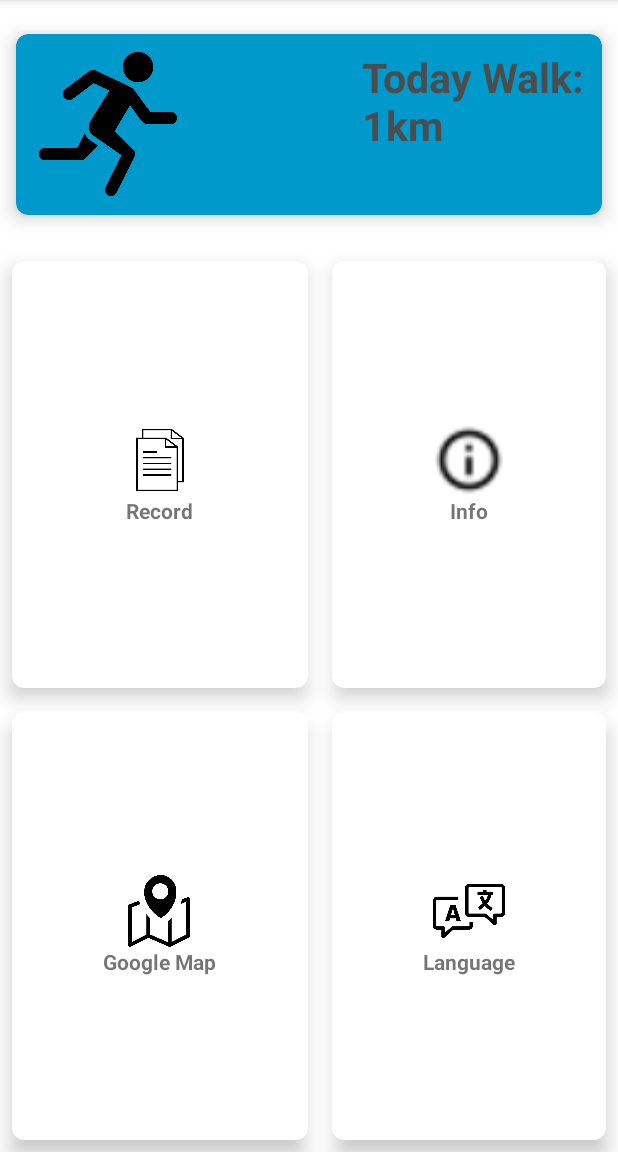
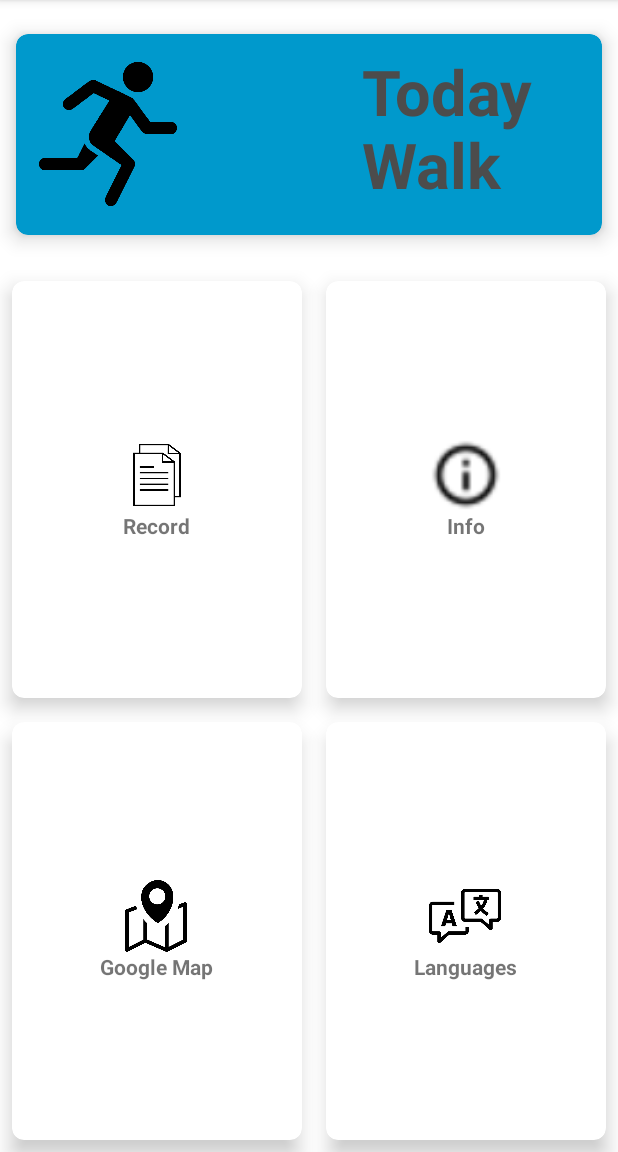
Before and after one commit to yuenyuenyuen/WalkCountingApp, an Android app: the screen it shows after launch (MainActivity), on a phone screen of 412 x 824 dp, the part 84-1236 px from its top. Run offline under Robolectric (Android 15) with nearby library versions, the phone set to English and light mode, and no system bars.

Commit message:
CHANGE LANG1

```diff
--- a/app/src/main/res/layout/activity_main.xml
+++ b/app/src/main/res/layout/activity_main.xml
@@ -40,30 +40,17 @@
                 android:src="@drawable/runningicon" />
 
             <TextView
-                android:id="@+id/textView"
+                android:id="@+id/todaykm"
                 android:layout_width="150dp"
-                android:layout_height="match_parent"
-                android:layout_gravity="center_vertical|right"
+                android:layout_height="wrap_content"
                 android:layout_margin="10dp"
                 android:layout_marginStart="12dp"
+
+                android:layout_gravity="center_vertical|right"
                 android:autoSizeMaxTextSize="42sp"
                 android:autoSizeMinTextSize="10sp"
                 android:autoSizeTextType="uniform"
-                android:text="Today Walk:\n1km"
-                android:textColor="#4C4C4C"
-                android:textStyle="bold" />
-
-            <TextView
-                android:id="@+id/todaykm"
-                android:layout_width="match_parent"
-                android:layout_height="wrap_content"
-                android:paddingLeft="120dp"
-                android:paddingRight="15dp"
-                android:paddingTop="60dp"
-                android:gravity="center"
-                android:layout_gravity="right"
-                android:layout_marginStart="12dp"
-                android:text=""
+                android:text="@string/todaywalk"
                 android:textColor="#4C4C4C"
                 android:textSize="45sp"
                 android:textStyle="bold"/>
@@ -108,7 +95,7 @@
             <TextView
                 android:layout_width="wrap_content"
                 android:layout_height="wrap_content"
-                android:text="Record"
+                android:text="@string/record"
                 android:textAlignment="center"
                 android:textStyle="bold" />
             </LinearLayout>
@@ -145,7 +132,7 @@
                 <TextView
                     android:layout_width="wrap_content"
                     android:layout_height="wrap_content"
-                    android:text="Info"
+                    android:text="@string/info"
                     android:textAlignment="center"
                     android:textStyle="bold" />
             </LinearLayout>
@@ -182,7 +169,7 @@
                 <TextView
                     android:layout_width="wrap_content"
                     android:layout_height="wrap_content"
-                    android:text="Google Map"
+                    android:text="@string/googlemap"
                     android:textAlignment="center"
                     android:textStyle="bold" />
             </LinearLayout>
@@ -219,7 +206,7 @@
                 <TextView
                     android:layout_width="wrap_content"
                     android:layout_height="wrap_content"
-                    android:text="Language"
+                    android:text="@string/language"
                     android:textAlignment="center"
                     android:textStyle="bold" />
             </LinearLayout>
--- a/app/src/main/res/values/strings.xml
+++ b/app/src/main/res/values/strings.xml
@@ -1,4 +1,20 @@
 <resources>
     <string name="app_name">WalkingApp</string>
     <string name="title_activity_google_map">GoogleMapActivity</string>
+    <string name="todaywalk">Today Walk</string>
+    <string name="record">Record</string>
+    <string name="info">Info</string>
+    <string name="language">Languages</string>
+    <string name="googlemap">Google Map</string>
+    <string name="tranditionalchinese">Tranditional Chinese</string>
+    <string name="simplifliedchinese">Simpliflied Chinese</string>
+    <string name="english">English</string>
+
+
+    <style name="CustomDialogTheme" parent="Theme.AppCompat.Dialog">
+        <item name="android:windowNoTitle">false</item>
+        <item name="android:background">@android:color/holo_red_light</item>
+
+    </style>
+
 </resources>
```
Also changed, not shown: app/src/main/java/hk/edu/hkmu/walkingapp/LanguageManager.java (added, +23 -0 lines), app/src/main/java/hk/edu/hkmu/walkingapp/MainActivity.java (+42 -0 lines), app/src/main/res/layout/language_dialog.xml (added, +51 -0 lines), 2 other files.
